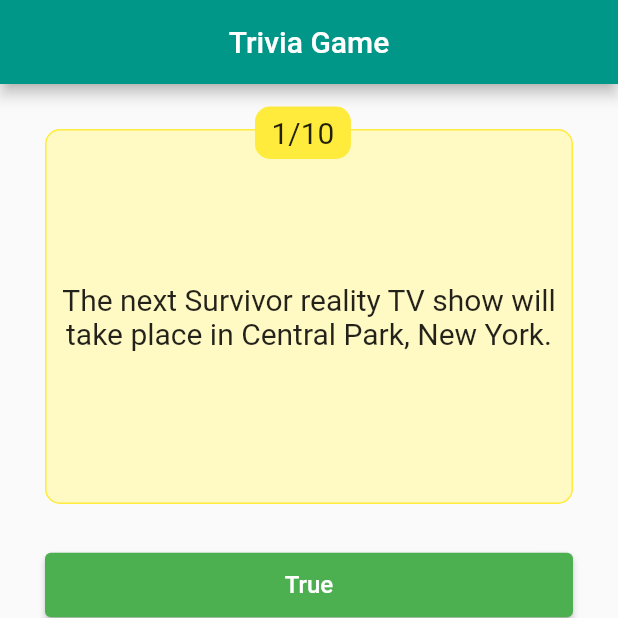
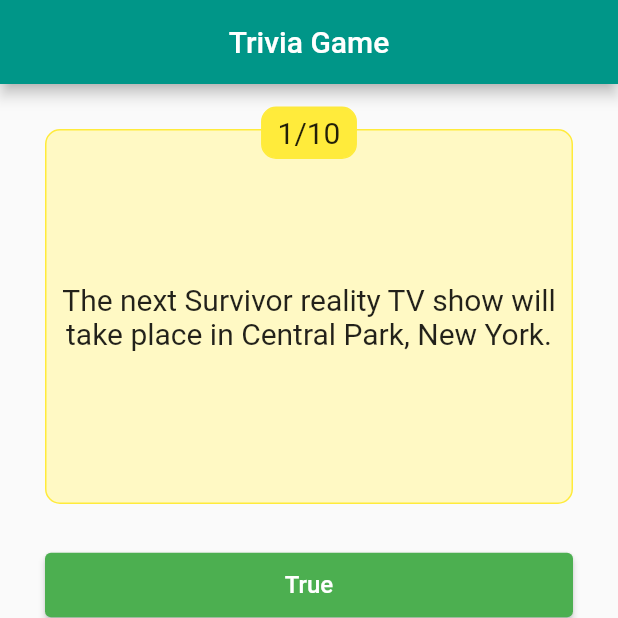
Before and after one commit to r-shafi/quiz_app, a Flutter app: the TriviaPage screen opened directly, on a phone screen of 412 x 824 dp, the top half of it. Run offline on Flutter 3.47's test engine with Material 2 defaults, Android fonts, the phone set to English and light mode, and no system bars; missing offline and left inert: animate_gradient.

Commit message:
align question number to center

```diff
--- a/lib/pages/trivia.dart
+++ b/lib/pages/trivia.dart
@@ -26,6 +26,7 @@ class Trivia extends StatelessWidget {
           crossAxisAlignment: CrossAxisAlignment.stretch,
           children: [
             Stack(
+              alignment: Alignment.center,
               children: [
                 Container(
                   margin: const EdgeInsets.symmetric(vertical: 30),
@@ -51,7 +52,6 @@ class Trivia extends StatelessWidget {
                 ),
                 Positioned(
                   top: 15,
-                  left: 140,
                   child: Container(
                     padding: const EdgeInsets.symmetric(
                       horizontal: 10,
```
